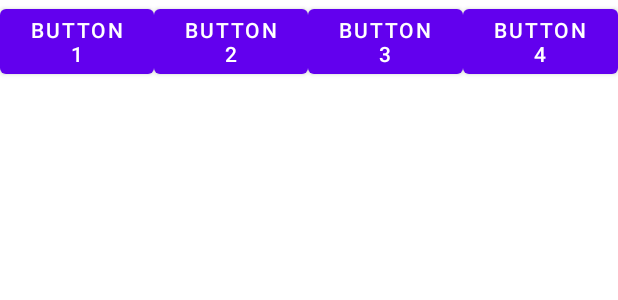
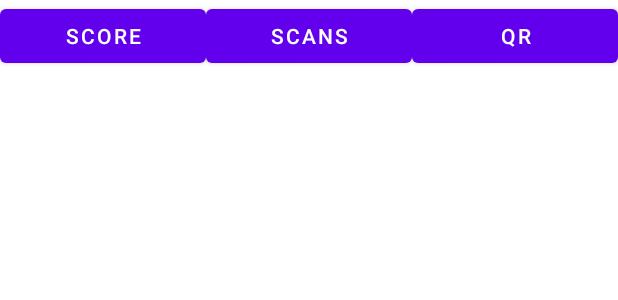
Before and after one commit to CMPUT301W23T18/Team18Project, an Android app: the layout fragment_leaderboards.xml on its own in the app's theme, with its tools: preview values and no code run, on a phone screen of 412 x 824 dp. Shown: the top 300 px of the screen. Run offline under Robolectric (Android 15) with nearby library versions, the phone set to English and light mode, and no system bars.

Commit message:
leardboard complete

```diff
--- a/Team18Project/app/src/main/res/layout/fragment_leaderboards.xml
+++ b/Team18Project/app/src/main/res/layout/fragment_leaderboards.xml
@@ -10,36 +10,30 @@
         android:orientation="horizontal">
 
         <Button
-            android:id="@+id/button1"
+            android:id="@+id/Score"
             android:layout_width="0dp"
             android:layout_height="wrap_content"
             android:layout_weight="1"
-            android:text="Button 1" />
+            android:text="Score" />
 
         <Button
-            android:id="@+id/button2"
+            android:id="@+id/Scans"
             android:layout_width="0dp"
             android:layout_height="wrap_content"
             android:layout_weight="1"
-            android:text="Button 2" />
+            android:text="Scans" />
 
         <Button
-            android:id="@+id/button3"
+            android:id="@+id/bestQR"
             android:layout_width="0dp"
             android:layout_height="wrap_content"
             android:layout_weight="1"
-            android:text="Button 3" />
+            android:text="QR" />
 
-        <Button
-            android:id="@+id/button4"
-            android:layout_width="0dp"
-            android:layout_height="wrap_content"
-            android:layout_weight="1"
-            android:text="Button 4" />
     </LinearLayout>
 
     <ListView
-        android:id="@+id/listView"
+        android:id="@+id/leaderBoard"
         android:layout_width="match_parent"
         android:layout_height="match_parent" />
 </LinearLayout>
```
Also changed, not shown: Team18Project/app/src/main/java/com/example/team18project/controller/LeaderBoardController.java (added, +94 -0 lines), Team18Project/app/src/main/java/com/example/team18project/view/LeaderboardFragment.java (+51 -1 lines).
